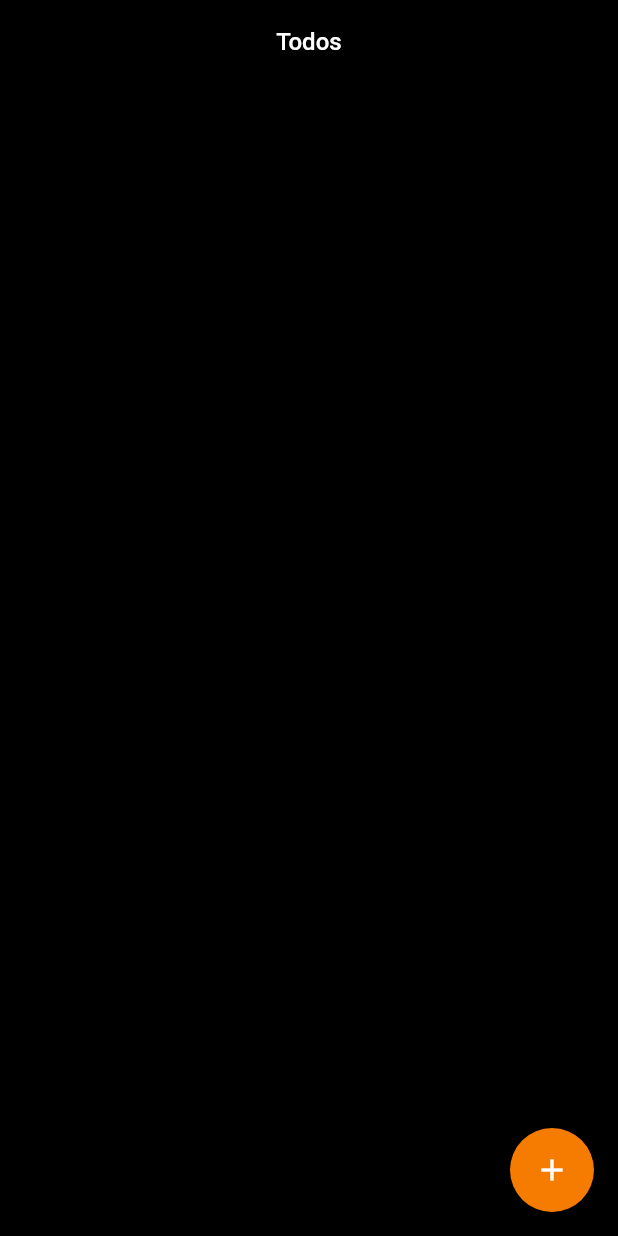
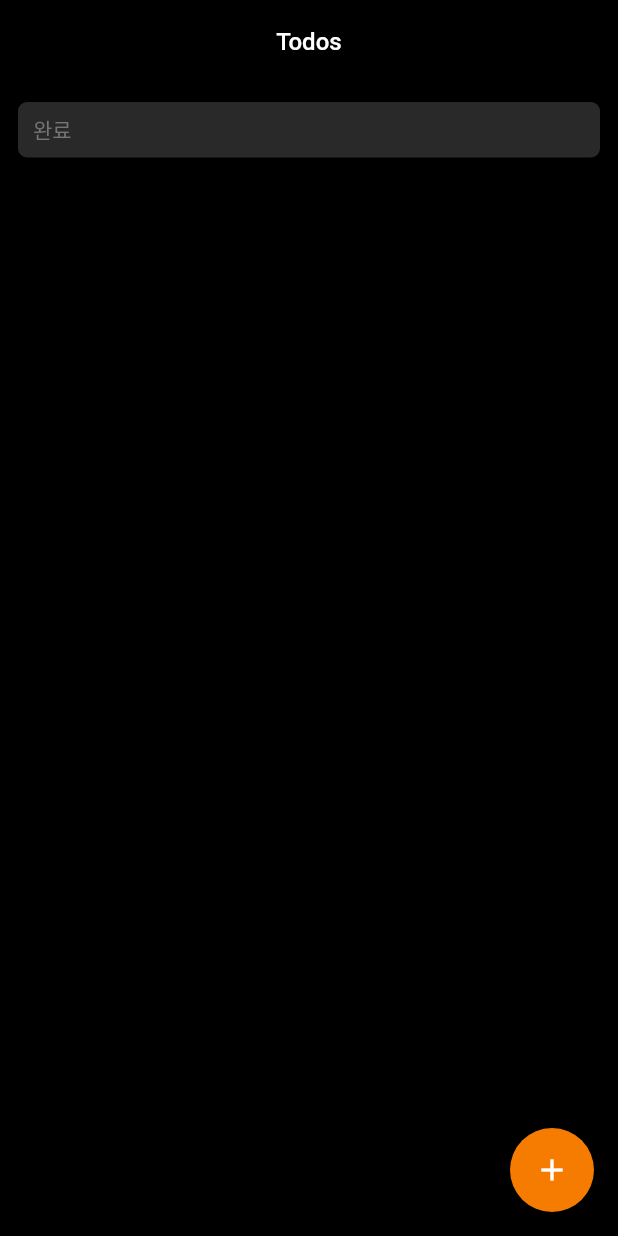
Before and after one commit to himitery/flutter-todos, a Flutter app: the screen it shows after launch, on a phone screen of 412 x 824 dp. Run offline on Flutter 3.47's test engine with Material 2 defaults, Android fonts, the phone set to English and light mode, and no system bars; our stand-ins replace get.

```diff
--- a/lib/main.dart
+++ b/lib/main.dart
@@ -1,4 +1,5 @@
 import 'package:flutter/material.dart';
+import 'package:get/get.dart';
 import 'package:todos/todo/todo_home.dart';
 
 void main() {
@@ -10,7 +11,7 @@ class App extends StatelessWidget {
 
   @override
   Widget build(BuildContext context) {
-    return MaterialApp(
+    return GetMaterialApp(
       title: "Todos",
       darkTheme: ThemeData(
         primaryColor: Colors.orange[700],
@@ -19,7 +20,7 @@ class App extends StatelessWidget {
       ),
       themeMode: ThemeMode.dark,
       debugShowCheckedModeBanner: false,
-      home: const TodoHome(),
+      home: TodoHome(),
     );
   }
 }
--- /dev/null
+++ b/lib/todo/interfaces/todo_item.dart
@@ -0,0 +1,8 @@
+class TodoItem {
+  String key;
+  String content;
+  DateTime date;
+  bool isChecked;
+
+  TodoItem(this.key, this.content, this.date, this.isChecked);
+}
--- /dev/null
+++ b/lib/todo/interfaces/todo_item_list.dart
@@ -0,0 +1,78 @@
+import 'package:flutter/material.dart';
+import 'package:get/get.dart';
+import 'package:todos/todo/controller/todo_item_controller.dart';
+import 'package:todos/todo/interfaces/todo_item.dart';
+
+class TodoItemList extends GetView<TodoItemController> {
+  final bool isChecked;
+
+  const TodoItemList({Key? key, required this.isChecked}) : super(key: key);
+
+  @override
+  Widget build(BuildContext context) {
+    return Obx(
+      () => Container(
+        decoration: const BoxDecoration(
+          color: Color(0xFF292929),
+          borderRadius: BorderRadius.all(Radius.circular(6.0)),
+        ),
+        child: Column(
+          crossAxisAlignment: CrossAxisAlignment.start,
+          children: [
+            Visibility(
+              child: Padding(
+                padding: const EdgeInsets.symmetric(
+                  vertical: 8,
+                  horizontal: 10,
+                ),
+                child: Text(
+                  "완료",
+                  style: TextStyle(
+                    fontWeight: FontWeight.w400,
+                    color: Colors.grey[600],
+                  ),
+                ),
+              ),
+              visible: isChecked,
+            ),
+            ListView.builder(
+              shrinkWrap: true,
+              physics: const ClampingScrollPhysics(),
+              itemCount: controller.todoItems
+                  .where((element) => element.isChecked == isChecked)
+                  .length,
+              itemBuilder: (_, int index) {
+                TodoItem item = controller.todoItems
+                    .where((element) => element.isChecked == isChecked)
+                    .toList()[index];
+
+                return Row(
+                  children: [
+                    IconButton(
+                      onPressed: () {
+                        controller.checkItem(item.key);
+                      },
+                      icon: Icon(
+                        item.isChecked
+                            ? Icons.check_box
+                            : Icons.check_box_outline_blank,
+                      ),
+                    ),
+                    Text(
+                      item.content,
+                      style: TextStyle(
+                        fontWeight:
+                            item.isChecked ? FontWeight.w400 : FontWeight.w700,
+                        color: item.isChecked ? Colors.grey[600] : Colors.white,
+                      ),
+                    ),
+                  ],
+                );
+              },
+            ),
+          ],
+        ),
+      ),
+    );
+  }
+}
--- a/lib/todo/todo_home.dart
+++ b/lib/todo/todo_home.dart
@@ -1,14 +1,15 @@
 import 'package:flutter/material.dart';
+import 'package:get/get.dart';
+import 'package:todos/todo/controller/todo_item_controller.dart';
 import 'package:todos/todo/todo_input.dart';
 
-class TodoHome extends StatefulWidget {
-  const TodoHome({Key? key}) : super(key: key);
+import 'interfaces/todo_item_list.dart';
 
-  @override
-  State<TodoHome> createState() => _TodoHomeState();
-}
+class TodoHome extends StatelessWidget {
+  TodoHome({Key? key}) : super(key: key);
 
-class _TodoHomeState extends State<TodoHome> {
+  final controller = Get.put(TodoItemController());
+
   @override
   Widget build(BuildContext context) {
     return Scaffold(
@@ -24,9 +25,25 @@ class _TodoHomeState extends State<TodoHome> {
         backgroundColor: Theme.of(context).backgroundColor,
         elevation: 0,
       ),
-      body: const Padding(
-        padding: EdgeInsets.symmetric(
-          horizontal: 12,
+      body: SafeArea(
+        child: Padding(
+          padding: const EdgeInsets.symmetric(
+            horizontal: 12,
+          ),
+          child: ListView(
+            padding: const EdgeInsets.fromLTRB(0, 0, 0, 16),
+            children: const [
+              TodoItemList(
+                isChecked: false,
+              ),
+              SizedBox(
+                height: 12,
+              ),
+              TodoItemList(
+                isChecked: true,
+              ),
+            ],
+          ),
         ),
       ),
       floatingActionButton: FloatingActionButton(
--- a/pubspec.yaml
+++ b/pubspec.yaml
@@ -34,6 +34,8 @@ dependencies:
   # The following adds the Cupertino Icons font to your application.
   # Use with the CupertinoIcons class for iOS style icons.
   cupertino_icons: ^1.0.2
+  get: ^4.6.1
+  uuid: ^3.0.6
 
 dev_dependencies:
   flutter_test:
```
Also changed, not shown: lib/interfaces/todo_item.dart (deleted, +0 -7 lines), lib/todo/controller/todo_item_controller.dart (added, +32 -0 lines), lib/todo/todo_input.dart (+16 -4 lines), pubspec.lock.
